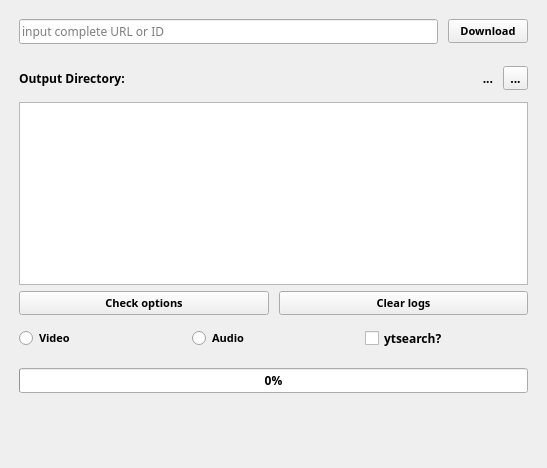
First picture: the form in ui/main_v2.ui, repository 3636382e35/ytdlp-gui, before the edit.
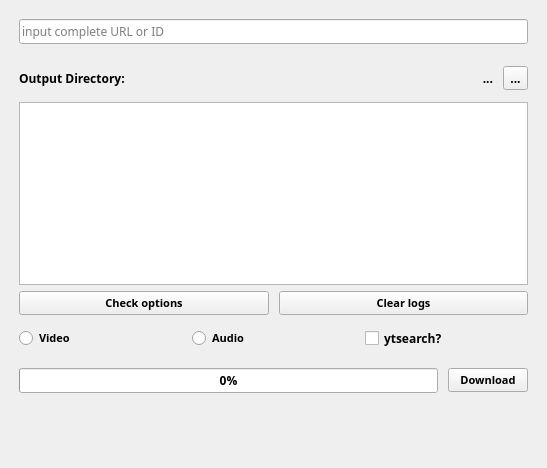
Second picture: the form after the edit.

```diff
--- a/ui/main_v2.ui
+++ b/ui/main_v2.ui
@@ -62,21 +62,6 @@
         </property>
        </widget>
       </item>
-      <item>
-       <widget class="QPushButton" name="start_download_button">
-        <property name="font">
-         <font>
-          <family>JetBrainsMonoNL NFM</family>
-          <pointsize>8</pointsize>
-          <weight>75</weight>
-          <bold>true</bold>
-         </font>
-        </property>
-        <property name="text">
-         <string>Download</string>
-        </property>
-       </widget>
-      </item>
      </layout>
     </item>
     <item>
@@ -282,6 +267,21 @@
         </property>
        </widget>
       </item>
+      <item>
+       <widget class="QPushButton" name="start_download_button">
+        <property name="font">
+         <font>
+          <family>JetBrainsMonoNL NFM</family>
+          <pointsize>8</pointsize>
+          <weight>75</weight>
+          <bold>true</bold>
+         </font>
+        </property>
+        <property name="text">
+         <string>Download</string>
+        </property>
+       </widget>
+      </item>
      </layout>
     </item>
     <item>
```
